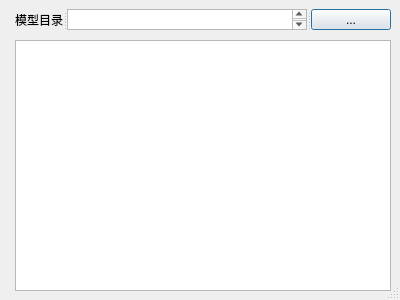
This is PyDatcomLab/GUIs/components/BrowseModels.ui in darkspring2015/PyDatcomLab as Qt 5 draws it before an edit. The edited form follows.
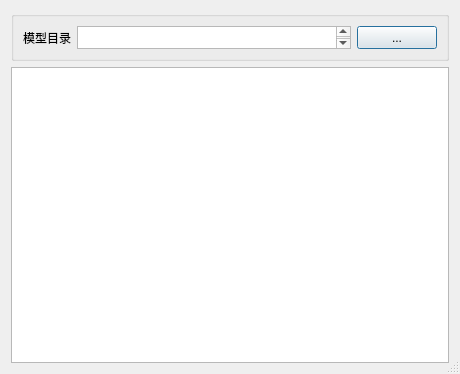
This is the edited form.

Diff of the .ui file:
```diff
--- a/PyDatcomLab/GUIs/components/BrowseModels.ui
+++ b/PyDatcomLab/GUIs/components/BrowseModels.ui
@@ -6,8 +6,8 @@
    <rect>
     <x>0</x>
     <y>0</y>
-    <width>400</width>
-    <height>300</height>
+    <width>460</width>
+    <height>374</height>
    </rect>
   </property>
   <property name="windowTitle">
@@ -16,40 +16,87 @@
   <property name="sizeGripEnabled">
    <bool>true</bool>
   </property>
-  <widget class="QListWidget" name="listWidget_Models">
-   <property name="geometry">
-    <rect>
-     <x>15</x>
-     <y>40</y>
-     <width>376</width>
-     <height>251</height>
-    </rect>
-   </property>
-  </widget>
-  <widget class="QSplitter" name="splitter">
-   <property name="geometry">
-    <rect>
-     <x>15</x>
-     <y>9</y>
-     <width>376</width>
-     <height>21</height>
-    </rect>
-   </property>
-   <property name="orientation">
-    <enum>Qt::Horizontal</enum>
-   </property>
+  <layout class="QVBoxLayout" name="verticalLayout">
+   <item>
+    <widget class="QGroupBox" name="groupBox">
+     <property name="sizePolicy">
+      <sizepolicy hsizetype="Expanding" vsizetype="Preferred">
+       <horstretch>0</horstretch>
+       <verstretch>0</verstretch>
+      </sizepolicy>
+     </property>
+     <property name="minimumSize">
+      <size>
+       <width>0</width>
+       <height>0</height>
+      </size>
+     </property>
+     <property name="maximumSize">
+      <size>
+       <width>16777215</width>
+       <height>50</height>
+      </size>
+     </property>
+     <property name="title">
+      <string/>
+     </property>
+     <layout class="QHBoxLayout" name="horizontalLayout">
+      <item>
    <widget class="QLabel" name="label_ModelDir">
+        <property name="sizePolicy">
+         <sizepolicy hsizetype="Fixed" vsizetype="Preferred">
+          <horstretch>0</horstretch>
+          <verstretch>0</verstretch>
+         </sizepolicy>
+        </property>
     <property name="text">
      <string>模型目录</string>
     </property>
    </widget>
-   <widget class="QTextEdit" name="textEdit_Dir"/>
+      </item>
+      <item>
+       <widget class="QTextEdit" name="textEdit_Dir">
+        <property name="sizePolicy">
+         <sizepolicy hsizetype="Expanding" vsizetype="Preferred">
+          <horstretch>0</horstretch>
+          <verstretch>0</verstretch>
+         </sizepolicy>
+        </property>
+       </widget>
+      </item>
+      <item>
    <widget class="QPushButton" name="pushButton_ChoiseDir">
+        <property name="sizePolicy">
+         <sizepolicy hsizetype="Fixed" vsizetype="Preferred">
+          <horstretch>0</horstretch>
+          <verstretch>0</verstretch>
+         </sizepolicy>
+        </property>
+        <property name="minimumSize">
+         <size>
+          <width>0</width>
+          <height>0</height>
+         </size>
+        </property>
     <property name="text">
      <string>...</string>
     </property>
    </widget>
-  </widget>
+      </item>
+     </layout>
+    </widget>
+   </item>
+   <item>
+    <widget class="QListWidget" name="listWidget_Models">
+     <property name="sizePolicy">
+      <sizepolicy hsizetype="Expanding" vsizetype="Expanding">
+       <horstretch>0</horstretch>
+       <verstretch>0</verstretch>
+      </sizepolicy>
+     </property>
+    </widget>
+   </item>
+  </layout>
  </widget>
  <resources/>
  <connections/>
```
Lines whose indentation alone changed are shown as unchanged.
